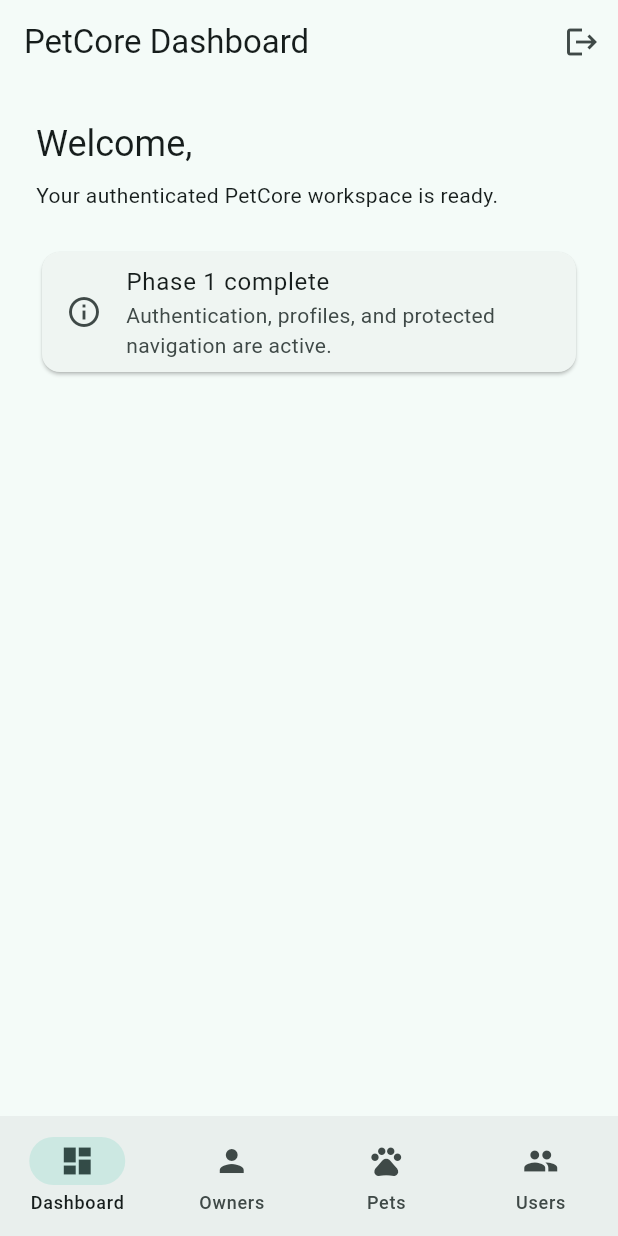
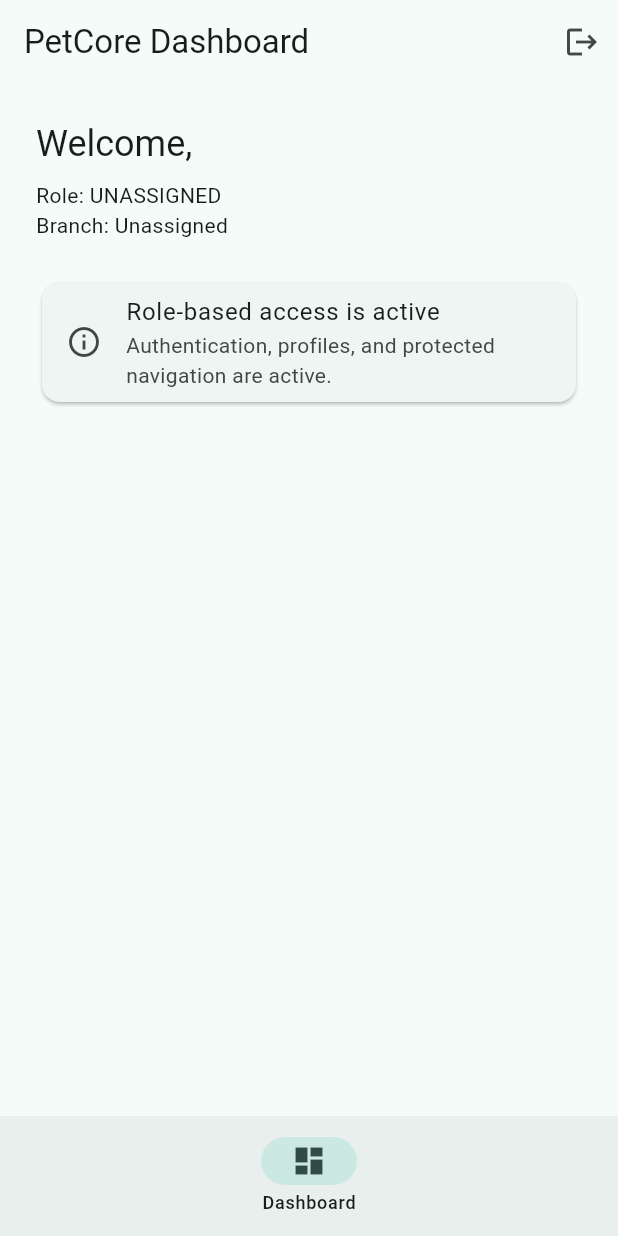
Before and after one commit to kalviumcommunity/Sunny_PetCore_Kalvium-Community, a Flutter app: the screen it shows once a user with an empty profile is signed in, on a phone screen of 412 x 824 dp. Run offline on Flutter 3.47's test engine with Material 3 defaults, Android fonts, the phone set to English and light mode, and no system bars; our stand-ins replace cloud_firestore, firebase_auth, firebase_core; accounts and stored records are empty.

Commit message:
role based access control

```diff
--- /dev/null
+++ b/lib/models/role_permissions.dart
@@ -0,0 +1,46 @@
+enum UserRole {
+  admin,
+  veterinarian,
+  clinicStaff,
+  unknown;
+
+  static UserRole fromValue(String value) {
+    switch (value.trim().toUpperCase()) {
+      case 'ADMIN':
+        return UserRole.admin;
+      case 'VETERINARIAN':
+        return UserRole.veterinarian;
+      case 'CLINIC STAFF':
+        return UserRole.clinicStaff;
+      default:
+        return UserRole.unknown;
+    }
+  }
+
+  String get label {
+    switch (this) {
+      case UserRole.admin:
+        return 'ADMIN';
+      case UserRole.veterinarian:
+        return 'VETERINARIAN';
+      case UserRole.clinicStaff:
+        return 'CLINIC STAFF';
+      case UserRole.unknown:
+        return 'UNASSIGNED';
+    }
+  }
+}
+
+class RolePermissions {
+  static bool canAccessOwners(UserRole role) {
+    return role == UserRole.admin || role == UserRole.clinicStaff;
+  }
+
+  static bool canAccessPets(UserRole role) {
+    return role != UserRole.unknown;
+  }
+
+  static bool canManageUsers(UserRole role) {
+    return role == UserRole.admin;
+  }
+}
--- a/lib/screens/auth_gate.dart
+++ b/lib/screens/auth_gate.dart
@@ -1,6 +1,7 @@
 import 'package:firebase_auth/firebase_auth.dart';
 import 'package:flutter/material.dart';
 
+import '../models/user_model.dart';
 import '../services/auth_service.dart';
 import '../services/firestore_service.dart';
 import 'dashboard_screen.dart';
@@ -35,10 +36,29 @@ class AuthGate extends StatelessWidget {
           return LoginScreen(authService: authService);
         }
 
-        return DashboardScreen(
-          authService: authService,
-          firestoreService: firestoreService,
-          firebaseUser: snapshot.data!,
+        final firebaseUser = snapshot.data!;
+        return FutureBuilder<UserModel>(
+          future: authService.getOrCreateUserProfile(firebaseUser),
+          builder: (context, profileSnapshot) {
+            if (profileSnapshot.connectionState == ConnectionState.waiting) {
+              return const Scaffold(
+                body: Center(child: CircularProgressIndicator()),
+              );
+            }
+
+            if (profileSnapshot.hasError || profileSnapshot.data == null) {
+              return _ProfileErrorScreen(
+                onRetry: () => _refreshAuthState(context),
+              );
+            }
+
+            return DashboardScreen(
+              authService: authService,
+              firestoreService: firestoreService,
+              firebaseUser: firebaseUser,
+              userProfile: profileSnapshot.data!,
+            );
+          },
         );
       },
     );
@@ -90,3 +110,37 @@ class _AuthErrorScreen extends StatelessWidget {
     );
   }
 }
+
+class _ProfileErrorScreen extends StatelessWidget {
+  final VoidCallback onRetry;
+
+  const _ProfileErrorScreen({required this.onRetry});
+
+  @override
+  Widget build(BuildContext context) {
+    return Scaffold(
+      body: Center(
+        child: Padding(
+          padding: const EdgeInsets.all(24),
+          child: Column(
+            mainAxisSize: MainAxisSize.min,
+            children: [
+              const Icon(Icons.person_off_outlined, size: 48),
+              const SizedBox(height: 16),
+              const Text(
+                'We could not load your user profile.',
+                textAlign: TextAlign.center,
+              ),
+              const SizedBox(height: 16),
+              FilledButton.icon(
+                onPressed: onRetry,
+                icon: const Icon(Icons.refresh),
+                label: const Text('Try again'),
+              ),
+            ],
+          ),
+        ),
+      ),
+    );
+  }
+}
--- a/lib/screens/dashboard_screen.dart
+++ b/lib/screens/dashboard_screen.dart
@@ -1,6 +1,8 @@
 import 'package:firebase_auth/firebase_auth.dart';
 import 'package:flutter/material.dart';
 
+import '../models/role_permissions.dart';
+import '../models/user_model.dart';
 import '../services/auth_service.dart';
 import '../services/firestore_service.dart';
 import 'owner_screen.dart';
@@ -11,12 +13,14 @@ class DashboardScreen extends StatefulWidget {
   final AuthService authService;
   final FirestoreService firestoreService;
   final User firebaseUser;
+  final UserModel userProfile;
 
   const DashboardScreen({
     super.key,
     required this.authService,
     required this.firestoreService,
     required this.firebaseUser,
+    required this.userProfile,
   });
 
   @override
@@ -28,15 +32,44 @@ class _DashboardScreenState extends State<DashboardScreen> {
 
   @override
   Widget build(BuildContext context) {
-    final screens = [
-      _DashboardHome(user: widget.firebaseUser),
-      OwnerScreen(firestoreService: widget.firestoreService),
-      PetScreen(firestoreService: widget.firestoreService),
-      UserManagementScreen(
+    final role = UserRole.fromValue(widget.userProfile.role);
+    final screens = <Widget>[_DashboardHome(profile: widget.userProfile)];
+    final destinations = <NavigationDestination>[
+      const NavigationDestination(
+        icon: Icon(Icons.dashboard),
+        label: 'Dashboard',
+      ),
+    ];
+
+    if (RolePermissions.canAccessOwners(role)) {
+      screens.add(OwnerScreen(firestoreService: widget.firestoreService));
+      destinations.add(const NavigationDestination(
+        icon: Icon(Icons.person),
+        label: 'Owners',
+      ));
+    }
+
+    if (RolePermissions.canAccessPets(role)) {
+      screens.add(PetScreen(firestoreService: widget.firestoreService));
+      destinations.add(const NavigationDestination(
+        icon: Icon(Icons.pets),
+        label: 'Pets',
+      ));
+    }
+
+    if (RolePermissions.canManageUsers(role)) {
+      screens.add(UserManagementScreen(
         authService: widget.authService,
         firebaseUser: widget.firebaseUser,
-      ),
-    ];
+        currentUser: widget.userProfile,
+      ));
+      destinations.add(const NavigationDestination(
+        icon: Icon(Icons.group),
+        label: 'Users',
+      ));
+    }
+
+    final safeIndex = _currentIndex < screens.length ? _currentIndex : 0;
 
     return Scaffold(
       appBar: AppBar(
@@ -49,25 +82,20 @@ class _DashboardScreenState extends State<DashboardScreen> {
           ),
         ],
       ),
-      body: screens[_currentIndex],
+      body: screens[safeIndex],
       bottomNavigationBar: NavigationBar(
-        selectedIndex: _currentIndex,
+        selectedIndex: safeIndex,
         onDestinationSelected: (index) => setState(() => _currentIndex = index),
-        destinations: const [
-          NavigationDestination(icon: Icon(Icons.dashboard), label: 'Dashboard'),
-          NavigationDestination(icon: Icon(Icons.person), label: 'Owners'),
-          NavigationDestination(icon: Icon(Icons.pets), label: 'Pets'),
-          NavigationDestination(icon: Icon(Icons.group), label: 'Users'),
-        ],
+        destinations: destinations,
       ),
     );
   }
 }
 
 class _DashboardHome extends StatelessWidget {
-  final User user;
+  final UserModel profile;
 
-  const _DashboardHome({required this.user});
+  const _DashboardHome({required this.profile});
 
   @override
   Widget build(BuildContext context) {
@@ -77,16 +105,19 @@ class _DashboardHome extends StatelessWidget {
         crossAxisAlignment: CrossAxisAlignment.start,
         children: [
           Text(
-            'Welcome${user.email == null ? '' : ', ${user.email}'}',
+            'Welcome, ${profile.name.isEmpty ? profile.email : profile.name}',
             style: Theme.of(context).textTheme.headlineSmall,
           ),
           const SizedBox(height: 8),
-          const Text('Your authenticated PetCore workspace is ready.'),
+          Text('Role: ${UserRole.fromValue(profile.role).label}'),
+          Text(
+            'Branch: ${profile.branchId.isEmpty ? 'Unassigned' : profile.branchId}',
+          ),
           const SizedBox(height: 24),
           const Card(
             child: ListTile(
               leading: Icon(Icons.info_outline),
-              title: Text('Phase 1 complete'),
+              title: Text('Role-based access is active'),
               subtitle: Text(
                 'Authentication, profiles, and protected navigation are active.',
               ),
```
Also changed, not shown: lib/screens/user_management_screen.dart (+18 -8 lines), 2 other files.
